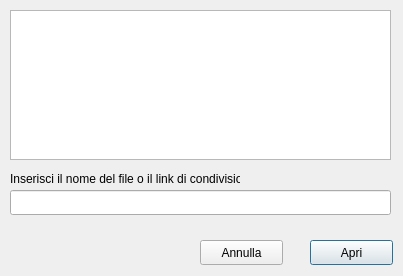
Qt form client/src/ui/openfiledialog.ui (klaalk/klapklap) before a commit.
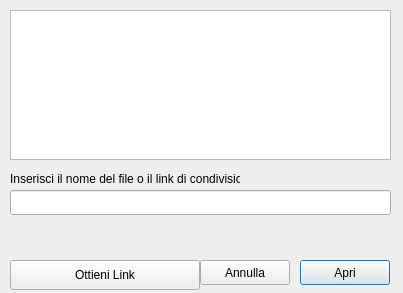
The same form after that commit.

Commit message: Link Generate for share

Patch:
```diff
--- a/client/src/ui/openfiledialog.ui
+++ b/client/src/ui/openfiledialog.ui
@@ -7,7 +7,7 @@
     <x>0</x>
     <y>0</y>
     <width>403</width>
-    <height>276</height>
+    <height>293</height>
    </rect>
   </property>
   <property name="windowTitle">
@@ -49,9 +49,9 @@
   <widget class="QPushButton" name="openBtn">
    <property name="geometry">
     <rect>
-     <x>310</x>
-     <y>240</y>
-     <width>83</width>
+     <x>300</x>
+     <y>260</y>
+     <width>90</width>
      <height>25</height>
     </rect>
    </property>
@@ -63,8 +63,8 @@
    <property name="geometry">
     <rect>
      <x>200</x>
-     <y>240</y>
-     <width>83</width>
+     <y>260</y>
+     <width>90</width>
      <height>25</height>
     </rect>
    </property>
@@ -72,6 +72,43 @@
     <string>Annulla</string>
    </property>
   </widget>
+  <widget class="QPushButton" name="pushButton">
+   <property name="geometry">
+    <rect>
+     <x>10</x>
+     <y>260</y>
+     <width>190</width>
+     <height>30</height>
+    </rect>
+   </property>
+   <property name="text">
+    <string>Ottieni Link</string>
+   </property>
+  </widget>
+  <widget class="QLabel" name="label_2">
+   <property name="geometry">
+    <rect>
+     <x>10</x>
+     <y>220</y>
+     <width>380</width>
+     <height>30</height>
+    </rect>
+   </property>
+   <property name="font">
+    <font>
+     <pointsize>10</pointsize>
+    </font>
+   </property>
+   <property name="mouseTracking">
+    <bool>true</bool>
+   </property>
+   <property name="text">
+    <string/>
+   </property>
+   <property name="textInteractionFlags">
+    <set>Qt::LinksAccessibleByMouse|Qt::TextSelectableByKeyboard|Qt::TextSelectableByMouse</set>
+   </property>
+  </widget>
  </widget>
  <resources/>
  <connections/>
```
Left out of the diff: 6 changed lines with no effect on the pictures. The commit also changes 6 other files.
